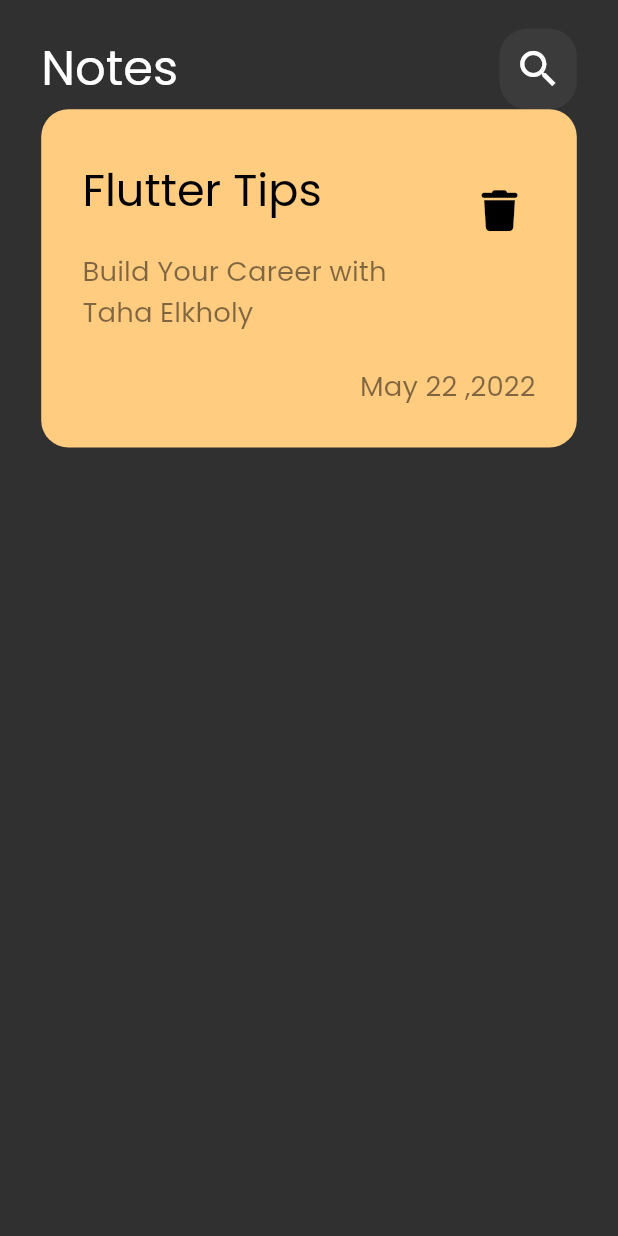
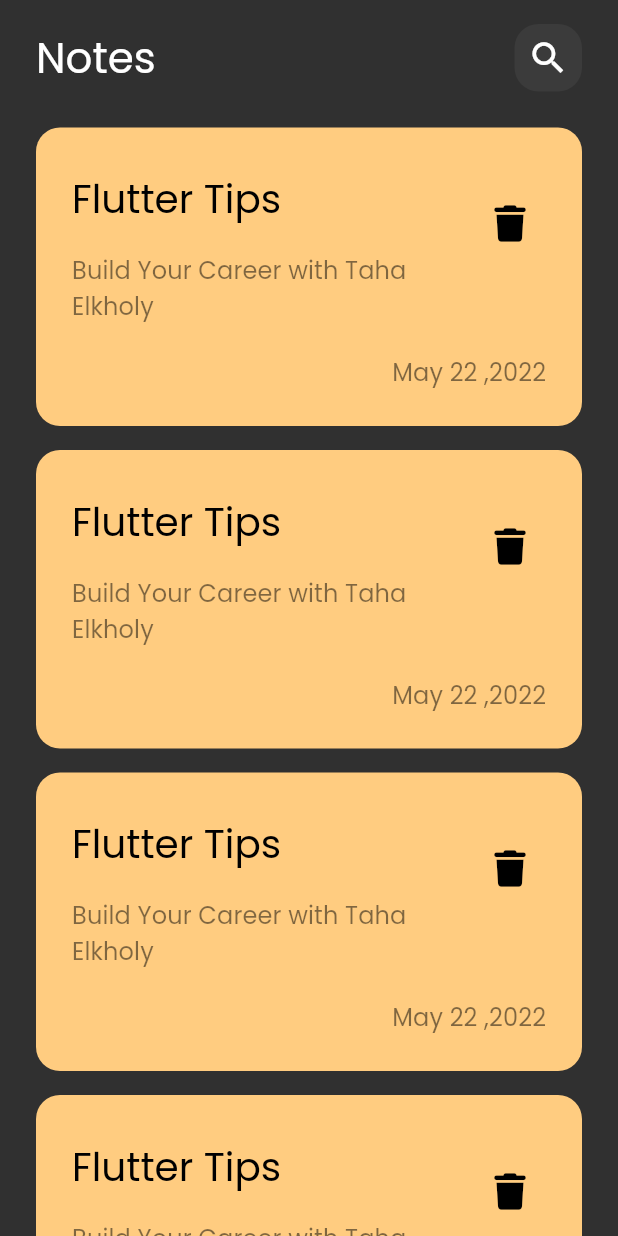
Before and after one commit to taha-elkholy/notes_app, a Flutter app: the screen it shows after launch, on a phone screen of 412 x 824 dp. Run offline on Flutter 3.47's test engine with Material 2 defaults, Android fonts, the phone set to English and light mode, and no system bars; our stand-ins replace font_awesome_flutter.

Commit message:
add note list view

```diff
--- a/lib/main.dart
+++ b/lib/main.dart
@@ -1,5 +1,4 @@
 import 'package:flutter/material.dart';
-import 'package:flutter_screenutil/flutter_screenutil.dart';
 import 'package:notes_app/views/notes_view.dart';
 
 void main() {
@@ -11,11 +10,6 @@ class NotesApp extends StatelessWidget {
 
   @override
   Widget build(BuildContext context) {
-    return ScreenUtilInit(
-      designSize: const Size(360, 690),
-      minTextAdapt: true,
-      splitScreenMode: true,
-      builder: (context, child) {
     return MaterialApp(
       debugShowCheckedModeBanner: false,
       theme: ThemeData(
@@ -25,15 +19,13 @@ class NotesApp extends StatelessWidget {
           elevation: 0,
           backgroundColor: Colors.transparent,
         ),
-            textTheme: TextTheme(
-              titleLarge: TextStyle(fontSize: 28.sp),
-              titleMedium: TextStyle(fontSize: 26.sp),
-              titleSmall: TextStyle(fontSize: 16.sp),
+        textTheme: const TextTheme(
+          titleLarge: TextStyle(fontSize: 28),
+          titleMedium: TextStyle(fontSize: 26),
+          titleSmall: TextStyle(fontSize: 16),
         ),
       ),
       home: const NotesView(),
     );
-      },
-    );
   }
 }
--- a/lib/views/widgets/custom_search_icon.dart
+++ b/lib/views/widgets/custom_search_icon.dart
@@ -1,5 +1,4 @@
 import 'package:flutter/material.dart';
-import 'package:flutter_screenutil/flutter_screenutil.dart';
 
 class CustomSearchIcon extends StatelessWidget {
   const CustomSearchIcon({super.key});
@@ -7,17 +6,17 @@ class CustomSearchIcon extends StatelessWidget {
   @override
   Widget build(BuildContext context) {
     return SizedBox(
-      width: 45.w,
-      height: 45.h,
+      width: 45,
+      height: 45,
       child: DecoratedBox(
         decoration: BoxDecoration(
-          borderRadius: BorderRadius.circular(16.r),
+          borderRadius: BorderRadius.circular(16),
           color: Colors.white.withOpacity(0.05),
         ),
-        child: Center(
+        child: const Center(
           child: Icon(
             Icons.search,
-            size: 28.sp,
+            size: 28,
           ),
         ),
       ),
--- a/lib/views/widgets/note_item.dart
+++ b/lib/views/widgets/note_item.dart
@@ -1,5 +1,4 @@
 import 'package:flutter/material.dart';
-import 'package:flutter_screenutil/flutter_screenutil.dart';
 import 'package:font_awesome_flutter/font_awesome_flutter.dart';
 
 class NoteItem extends StatelessWidget {
@@ -10,10 +9,10 @@ class NoteItem extends StatelessWidget {
     return DecoratedBox(
       decoration: BoxDecoration(
         color: const Color(0xffffcc80),
-        borderRadius: BorderRadius.circular(16.r),
+        borderRadius: BorderRadius.circular(16),
       ),
       child: Padding(
-        padding: EdgeInsets.all(24.w),
+        padding: const EdgeInsets.all(24),
         child: Column(
           crossAxisAlignment: CrossAxisAlignment.end,
           mainAxisSize: MainAxisSize.min,
@@ -30,32 +29,30 @@ class NoteItem extends StatelessWidget {
                     ?.copyWith(color: Colors.black),
               ),
               subtitle: Padding(
-                padding: EdgeInsets.symmetric(vertical: 16.sp),
+                padding: const EdgeInsets.symmetric(vertical: 16),
                 child: Text(
                   'Build Your Career with Taha Elkholy',
                   maxLines: 2,
                   overflow: TextOverflow.ellipsis,
-                  style: Theme.of(context)
-                      .textTheme
-                      .titleSmall
-                      ?.copyWith(color: Colors.black.withOpacity(0.5),),
+                  style: Theme.of(context).textTheme.titleSmall?.copyWith(
+                        color: Colors.black.withOpacity(0.5),
+                      ),
                 ),
               ),
               trailing: IconButton(
                 onPressed: () {},
-                icon: Icon(
+                icon: const Icon(
                   FontAwesomeIcons.trash,
                   color: Colors.black,
-                  size: 24.sp,
+                  size: 24,
                 ),
               ),
             ),
             Text(
               'May 22 ,2022',
-              style: Theme.of(context)
-                  .textTheme
-                  .titleSmall
-                  ?.copyWith(color: Colors.black.withOpacity(0.5),),
+              style: Theme.of(context).textTheme.titleSmall?.copyWith(
+                    color: Colors.black.withOpacity(0.5),
+                  ),
             ),
           ],
         ),
--- /dev/null
+++ b/lib/views/widgets/notes_list_view.dart
@@ -0,0 +1,16 @@
+import 'package:flutter/material.dart';
+import 'package:notes_app/views/widgets/note_item.dart';
+
+class NotesListView extends StatelessWidget {
+  const NotesListView({super.key});
+
+  @override
+  Widget build(BuildContext context) {
+    return ListView.builder(itemBuilder: (context, index) {
+      return const Padding(
+        padding: EdgeInsets.symmetric(vertical: 8),
+        child: NoteItem(),
+      );
+    });
+  }
+}
--- a/lib/views/widgets/notes_view_body.dart
+++ b/lib/views/widgets/notes_view_body.dart
@@ -1,7 +1,6 @@
 import 'package:flutter/material.dart';
-import 'package:flutter_screenutil/flutter_screenutil.dart';
 import 'package:notes_app/views/widgets/custom_app_bar.dart';
-import 'package:notes_app/views/widgets/note_item.dart';
+import 'package:notes_app/views/widgets/notes_list_view.dart';
 
 class NotesViewBody extends StatelessWidget {
   const NotesViewBody({super.key});
@@ -9,14 +8,18 @@ class NotesViewBody extends StatelessWidget {
   @override
   Widget build(BuildContext context) {
     return Padding(
-      padding: EdgeInsets.symmetric(horizontal: 24.w),
+      padding: const EdgeInsets.symmetric(horizontal: 24),
       child: Column(
-        children: [
+        children: const [
           SizedBox(
-            height: 16.h,
+            height: 16,
           ),
-          const CustomAppBar(),
-          const NoteItem()
+          CustomAppBar(),SizedBox(
+            height: 16,
+          ),
+          Expanded(
+            child: NotesListView(),
+          )
         ],
       ),
     );
--- a/pubspec.yaml
+++ b/pubspec.yaml
@@ -9,11 +9,10 @@ environment:
   sdk: '>=2.18.2 <3.0.0'
 
 dependencies:
-  cupertino_icons: ^1.0.2
   flutter:
     sdk: flutter
-  flutter_screenutil: ^5.5.4
   font_awesome_flutter: ^10.2.1
+  cupertino_icons: ^1.0.2
 
 dev_dependencies:
   flutter_lints: ^2.0.0
```
Also changed, not shown: lib/models/note.dart (added, +46 -0 lines), pubspec.lock. Lines whose indentation alone changed are shown as unchanged.
